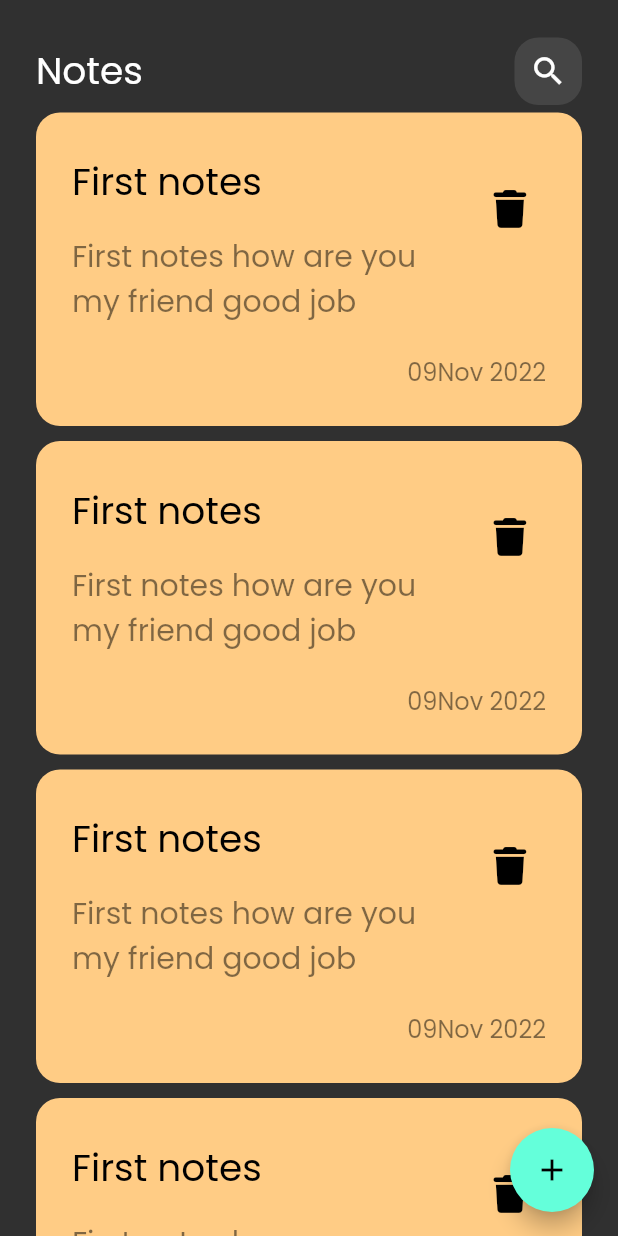
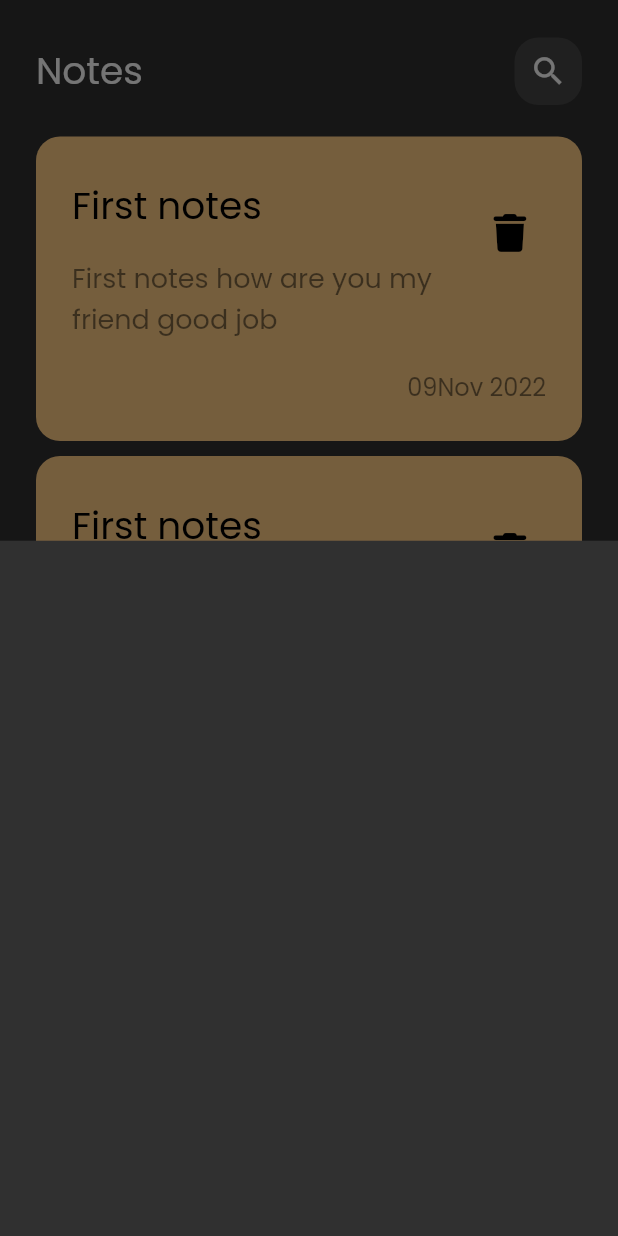
Before and after one commit to mostafaramadanhamed/noteApp, a Flutter app: the screen it shows after launch, after a tap on the "add" icon, on a phone screen of 412 x 824 dp. Run offline on Flutter 3.47's test engine with Material 2 defaults, Android fonts, the phone set to English and light mode, and no system bars; our stand-ins replace font_awesome_flutter.

Commit message:
show moda bottomSheet

```diff
--- a/lib/view/notes_view.dart
+++ b/lib/view/notes_view.dart
@@ -1,4 +1,5 @@
 import 'package:flutter/material.dart';
+import 'package:whatsapp/view/widget/add_note_bottomsheet.dart';
 
 import 'widget/notes_view_body.dart';
 
@@ -8,7 +9,11 @@ class NotesView extends StatelessWidget {
   @override
   Widget build(BuildContext context) {
     return  Scaffold(
-      floatingActionButton: FloatingActionButton(onPressed: ( ){},child:const Icon(Icons.add),),
+      floatingActionButton: FloatingActionButton(onPressed: ( ){
+        showModalBottomSheet(context: context, builder: (context){
+          return const AddNoteBottomSheet();
+        });
+      },child:const Icon(Icons.add),),
       body: const NotesViewBody(),
     );
   }
--- /dev/null
+++ b/lib/view/widget/add_note_bottomsheet.dart
@@ -0,0 +1,10 @@
+import 'package:flutter/material.dart';
+
+class AddNoteBottomSheet extends StatelessWidget {
+  const AddNoteBottomSheet({Key? key}) : super(key: key);
+
+  @override
+  Widget build(BuildContext context) {
+    return Container();
+  }
+}
--- a/lib/view/widget/note_item.dart
+++ b/lib/view/widget/note_item.dart
@@ -8,10 +8,10 @@ class NoteItem extends StatelessWidget {
   Widget build(BuildContext context) {
     return Container(
       decoration: BoxDecoration(
-        color: Color(0xffFFCC85),
+        color: const Color(0xffFFCC85),
         borderRadius: BorderRadius.circular(16),
       ),
-      padding: EdgeInsets.symmetric(horizontal: 24,vertical: 24),
+      padding: const EdgeInsets.symmetric(horizontal: 24,vertical: 24),
       child: Column(
         crossAxisAlignment: CrossAxisAlignment.end,
         children: [
@@ -25,7 +25,7 @@ class NoteItem extends StatelessWidget {
               padding: const EdgeInsets.only(top: 16),
               child: Text('First notes how are you my friend good job ',style: TextStyle(
                 color: Colors.black.withOpacity(.5),
-                fontSize: 20,
+                fontSize: 18,
               ),),
             ),
             trailing: IconButton(onPressed: (){},
--- a/lib/view/widget/notes_listview.dart
+++ b/lib/view/widget/notes_listview.dart
@@ -5,13 +5,17 @@ class NotesListview  extends StatelessWidget {
   const NotesListview({Key? key}) : super(key: key);
   @override
   Widget build(BuildContext context) {
-    return ListView.builder(
+    return Padding(
+      padding: const EdgeInsets.symmetric(vertical:16.0),
+      child: ListView.builder(
+        padding: EdgeInsets.zero,
           itemBuilder:(context,index){
             return const Padding(
               padding: EdgeInsets.symmetric(vertical: 5.0),
               child: NoteItem(),
             );
           } ,
+      ),
     );
   }
 }
```
Lines whose indentation alone changed are shown as unchanged.
